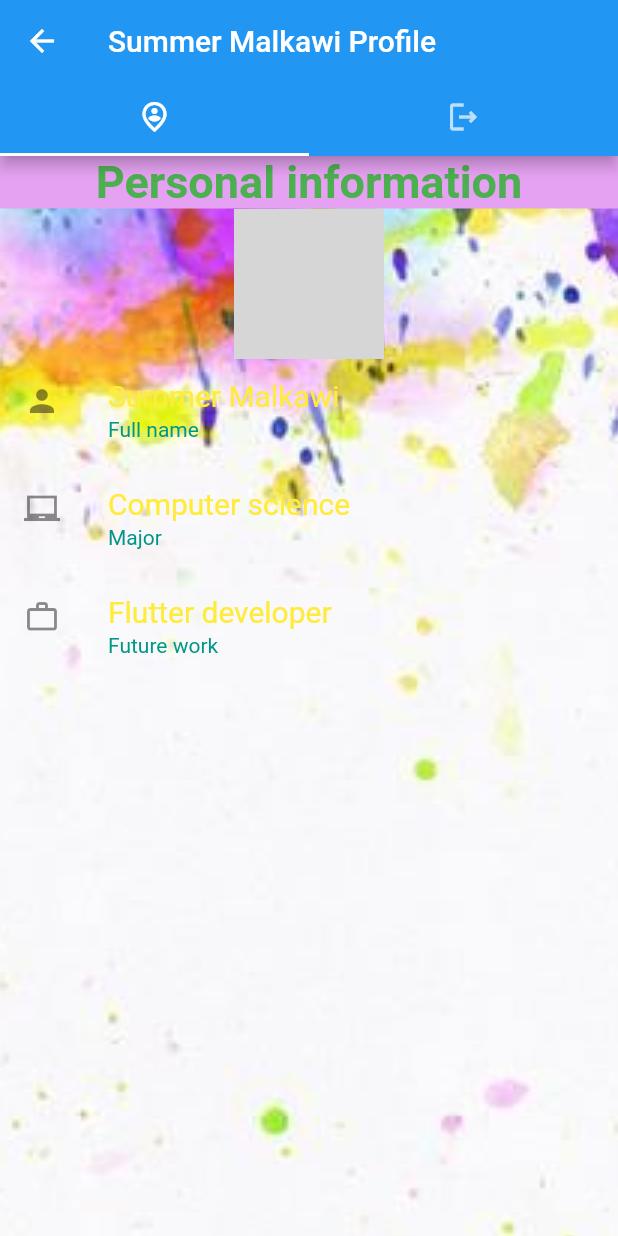
After one commit to samarMalkawi/Email_Password, a Flutter app: the Profile screen opened directly, on a phone screen of 412 x 824 dp. The commit adds this screen. Run offline on Flutter 3.47's test engine with Material 2 defaults, Android fonts, the phone set to English and light mode, and no system bars; grey boxes are pictures that could not be loaded.

Commit message:
first commit

```diff
--- /dev/null
+++ b/lib/Screens/Profile.dart
@@ -0,0 +1,143 @@
+// import 'dart:ui';
+
+import 'package:assignment_7/main.dart';
+import 'package:flutter/material.dart';
+
+class Profile extends StatefulWidget {
+  const Profile({super.key});
+
+  @override
+  State<Profile> createState() => _ProfileState();
+}
+
+class _ProfileState extends State<Profile> {
+  @override
+  Widget build(BuildContext context) {
+    return DefaultTabController(
+      length: 2,
+      child: Scaffold(
+        appBar: AppBar(
+          title: Text("Summer Malkawi Profile"),
+          bottom: TabBar(tabs: [
+            IconButton(
+                onPressed: (() {}),
+                icon: Icon(Icons.person_pin_circle_outlined)),
+            IconButton(onPressed: (() {}), icon: Icon(Icons.logout_outlined))
+          ]),
+        ),
+        body: TabBarView(children: [
+          SingleChildScrollView(
+            child: Container(
+              height: 900,
+              width: 400,
+              decoration: BoxDecoration(
+                image: DecorationImage(
+                  fit: BoxFit.cover,
+                  image: AssetImage("images/2.jpg"),
+                ),
+              ),
+              child: Column(
+                children: [
+                  Container(
+                      alignment: Alignment.center,
+                      color: Color.fromARGB(255, 230, 162, 242),
+                      child: Text(
+                        "Personal information",
+                        style: TextStyle(
+                            color: Colors.green,
+                            fontSize: 30,
+                            fontWeight: FontWeight.bold),
+                      )),
+                  Container(
+                    height: 100,
+                    width: 100,
+                    decoration: BoxDecoration(
+                      borderRadius: BorderRadius.circular(30),
+                      image: DecorationImage(
+                        image: AssetImage("images/profile2.jpg"),
+                      ),
+                    ),
+                  ),
+                  ListTile(
+                    title: Text(
+                      "Summer Malkawi",
+                      style: TextStyle(fontSize: 20, color: Colors.yellow),
+                    ),
+                    subtitle: Text(
+                      "Full name",
+                      style: TextStyle(color: Colors.teal),
+                    ),
+                    leading: Icon(Icons.person),
+                  ),
+                  ListTile(
+                    title: Text(
+                      "Computer science",
+                      style: TextStyle(fontSize: 20, color: Colors.yellow),
+                    ),
+                    subtitle:
+                        Text("Major", style: TextStyle(color: Colors.teal)),
+                    leading: Icon(Icons.laptop_chromebook),
+                  ),
+                  ListTile(
+                    title: Text(
+                      "Flutter developer",
+                      style: TextStyle(fontSize: 20, color: Colors.yellow),
+                    ),
+                    subtitle: Text("Future work",
+                        style: TextStyle(color: Colors.teal)),
+                    leading: Icon(Icons.work_outline_outlined),
+                  ),
+                ],
+              ),
+            ),
+          ),
+          SingleChildScrollView(
+            child: Center(
+              child: Container(
+                width: 500,
+                height: 1000,
+                decoration:
+                    BoxDecoration(color: Color.fromARGB(255, 230, 179, 239)),
+                child: Column(
+                  mainAxisAlignment: MainAxisAlignment.center,
+                  children: [
+                    Container(
+                      height: 100,
+                      width: 100,
+                      decoration: BoxDecoration(
+                        image: DecorationImage(
+                          image: AssetImage("images/bay.jpg"),
+                        ),
+                      ),
+                    ),
+                    ElevatedButton.icon(
+                        style: ElevatedButton.styleFrom(
+                          primary: Color.fromARGB(255, 228, 190, 235),
+                          onPrimary: Color.fromARGB(255, 253, 185, 207),
+                          shadowColor: Colors.purple,
+                          elevation: 20,
+                        ),
+                        onPressed: (() {
+                          Navigator.pop(context, MaterialPageRoute(
+                            builder: (context) {
+                              return Home();
+                            },
+                          ));
+                        }),
+                        icon: Icon(Icons.logout_outlined,
+                            color: Color.fromARGB(255, 198, 78, 118)),
+                        label: Text(
+                          "Logout :(",
+                          style: TextStyle(
+                              color: Color.fromARGB(255, 198, 78, 118)),
+                        ))
+                  ],
+                ),
+              ),
+            ),
+          )
+        ]),
+      ),
+    );
+  }
+}
--- a/lib/main.dart
+++ b/lib/main.dart
@@ -18,7 +18,6 @@ class MyApp extends StatelessWidget {
 
 class Home extends StatefulWidget {
   const Home({super.key});
-
   @override
   State<Home> createState() => _HomeState();
 }
@@ -61,7 +60,7 @@ class _HomeState extends State<Home> {
                   backgroundColor: Color.fromARGB(255, 244, 189, 207)),
               decoration: InputDecoration(
                 label: Text(
-                  "Laptop , Mobiles , ...",
+                  "Solve the password problem",
                   style: TextStyle(color: Color.fromARGB(255, 198, 125, 211)),
                 ),
                 prefixIcon: Icon(
```
Also changed, not shown: lib/Screens/LoginScreen.dart (+97 -9 lines), 1 other file.
